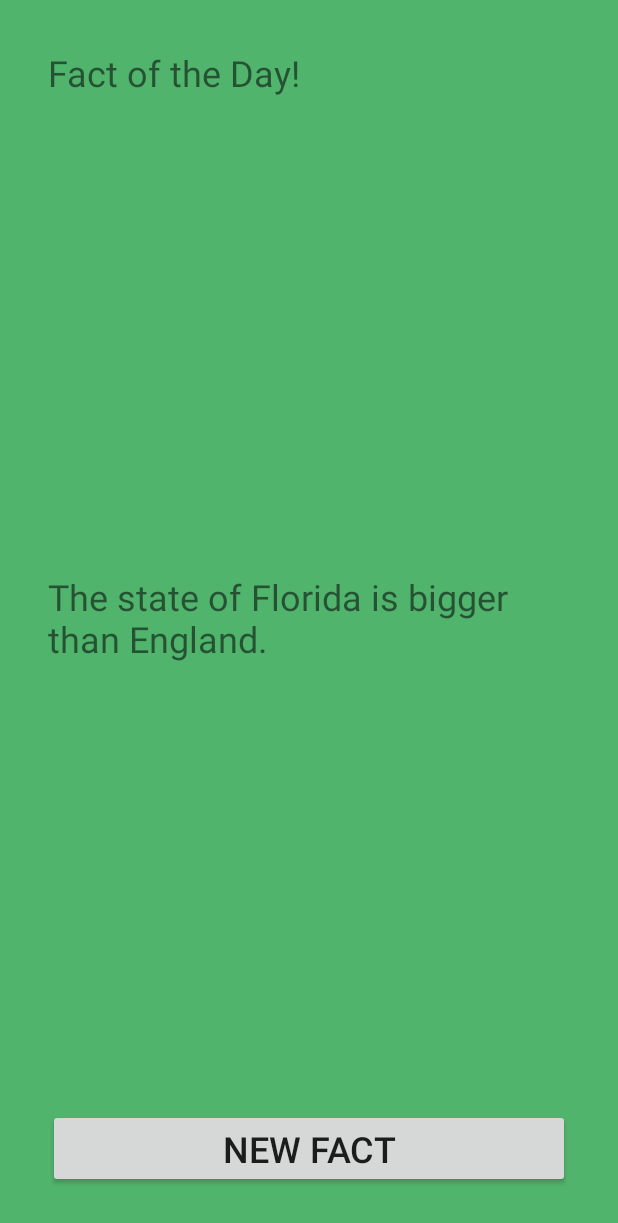
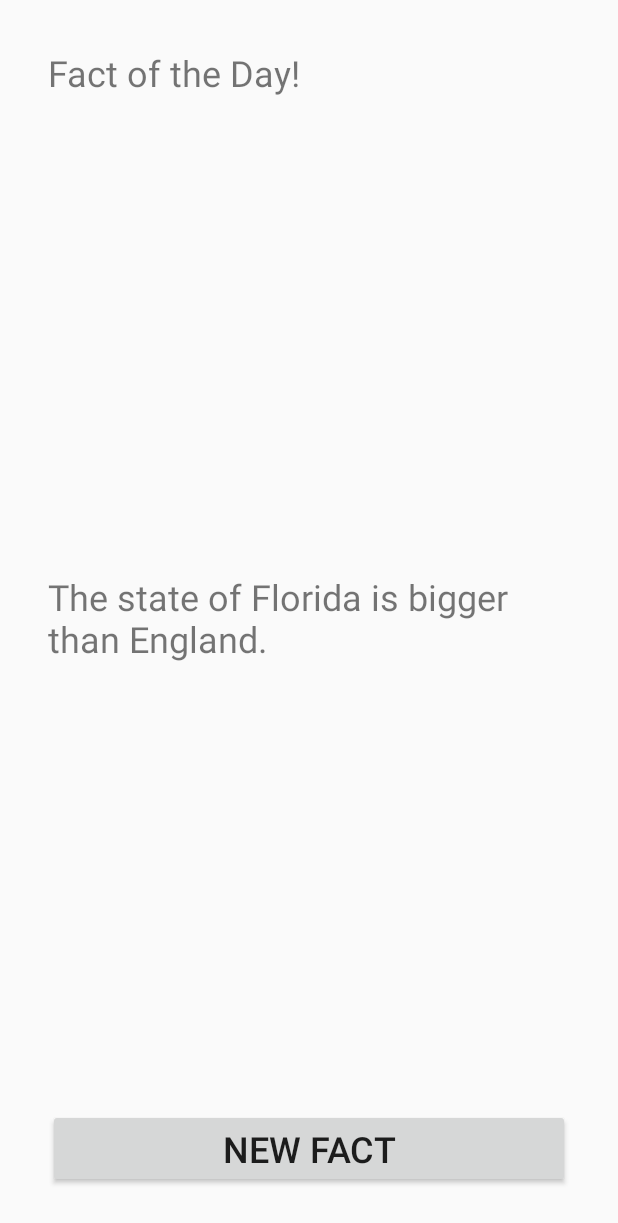
Before and after one commit to Imran-UI/FunFact, an Android app: the screen it shows after launch (FunFactActivity), after a tap on "NEW FACT", on a phone screen of 412 x 824 dp. Shown: the top 1223 px of the screen. Run offline under Robolectric (Android 15) with nearby library versions, the phone set to English and light mode, and no system bars; 1 statement that could not run was skipped.

Commit message:
adding colors dynamically changing background color on button click  using relative layout

```diff
--- a/app/src/main/java/com/example/imran/funfact/FunFactActivity.java
+++ b/app/src/main/java/com/example/imran/funfact/FunFactActivity.java
@@ -4,6 +4,7 @@ import android.support.v7.app.AppCompatActivity;
 import android.os.Bundle;
 import android.view.View;
 import android.widget.Button;
+import android.widget.RelativeLayout;
 import android.widget.TextView;
 
 public class FunFactActivity extends AppCompatActivity {
@@ -11,8 +12,12 @@ public class FunFactActivity extends AppCompatActivity {
      private  TextView mFactText;
      private Button mNewFact;
      private String Fact;
+     private int color;
+     private RelativeLayout mRelativeLayout;
 
     private FactBook factbook = new FactBook();
+    private FactColor factcolor = new FactColor();
+
 
 
     @Override
@@ -22,11 +27,15 @@ public class FunFactActivity extends AppCompatActivity {
 
         mFactText = (TextView) findViewById(R.id.facttext);
         mNewFact = (Button) findViewById(R.id.btn_newfact);
+        mRelativeLayout = (RelativeLayout) findViewById(R.id.activity_fun_fact);
+        mFactText.setText(factbook.getFact());
 
         mNewFact.setOnClickListener(new View.OnClickListener() {
             @Override
             public void onClick(View view) {
               Fact = factbook.getFact();
+              color = factcolor.getColor();
+                mRelativeLayout.setBackgroundColor(color);
                 mFactText.setText(Fact);
             }
         });
```
